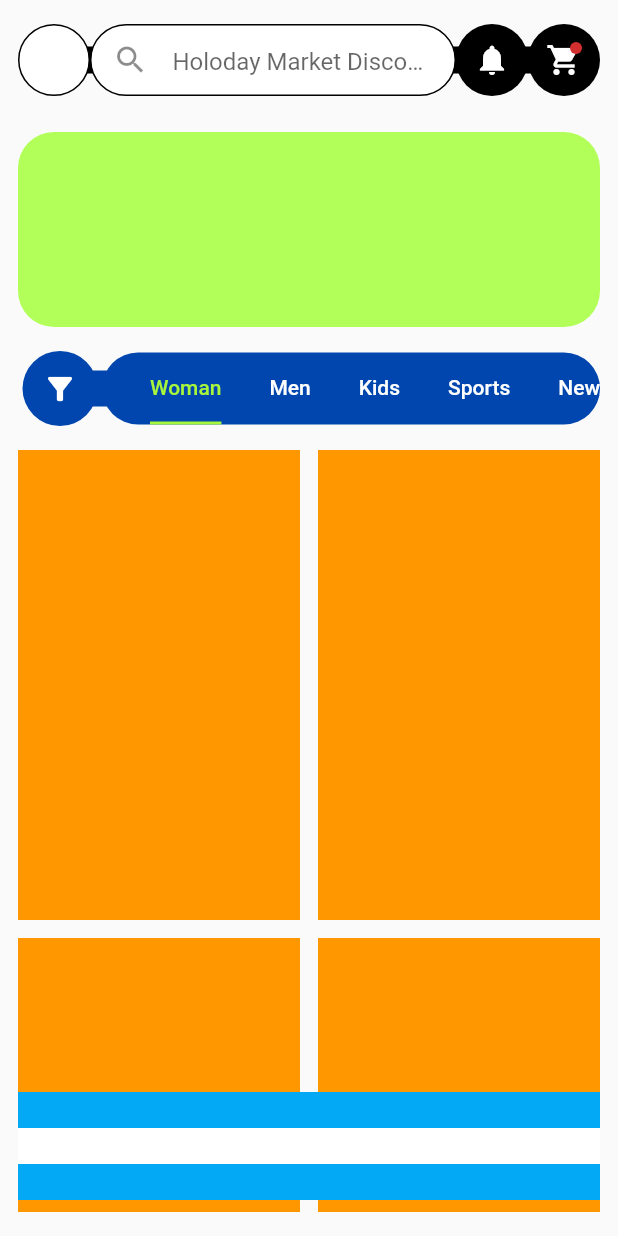
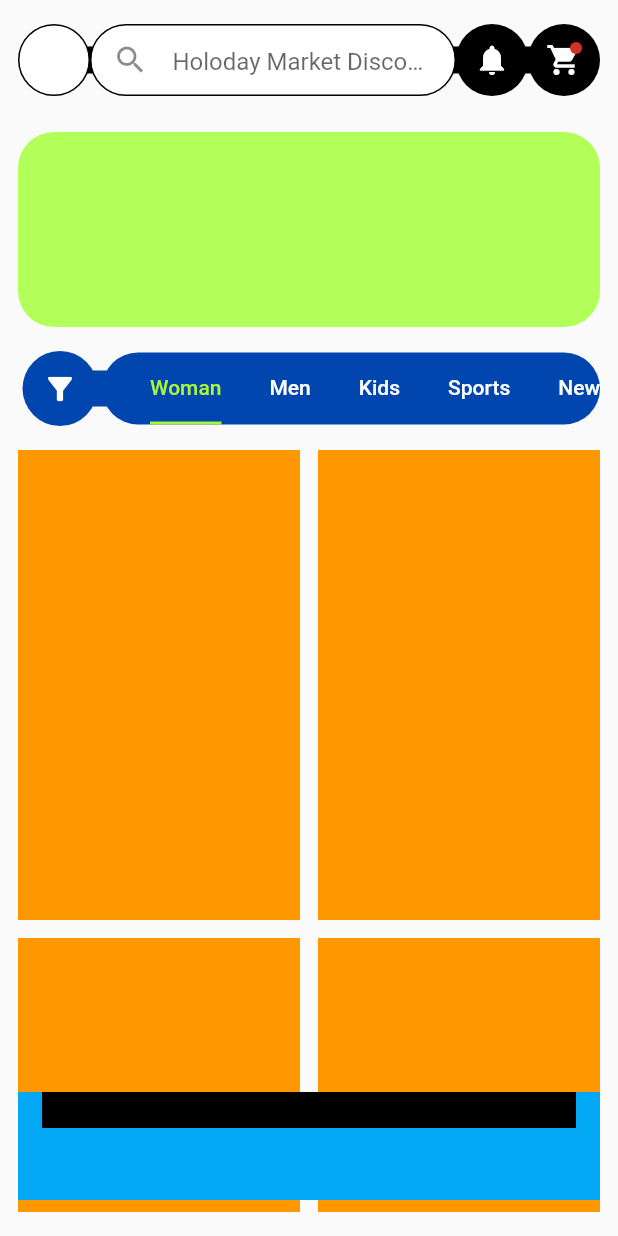
Before and after one commit to JAICHANGPARK/flutter_notebook_chapter_24, a Flutter app: the FashionECommerceMainPage screen opened directly, on a phone screen of 412 x 824 dp. Run offline on Flutter 3.47's test engine with Material 2 defaults, Android fonts, the phone set to English and light mode, and no system bars; our stand-ins replace flutter_riverpod, freezed_annotation, ionicons, percent_indicator; missing offline and left inert: crypto_font_icons; network calls fail.

Commit message:
Update fec_main_page.dart

```diff
--- a/lib/ep1368_fashion_e_commerce_app/view/fec_main_page.dart
+++ b/lib/ep1368_fashion_e_commerce_app/view/fec_main_page.dart
@@ -193,13 +193,23 @@ class _FashionECommerceMainPageState extends State<FashionECommerceMainPage> wit
                 child: Stack(
                   children: [
                     Positioned(
+                      left: 16,
+                      right: 16,
                       child: Center(
                         child: Container(
-                          color: Colors.white,
+                          color: Colors.black,
                           height: 24,
                         ),
                       ),
-                    )
+                    ),
+                    Positioned(
+                        left: 0,
+                        right: 0,
+                        bottom: 0,
+                        top: 0,
+                        child: Row(
+                          children: [],
+                        ))
                   ],
                 ),
               ),
```
